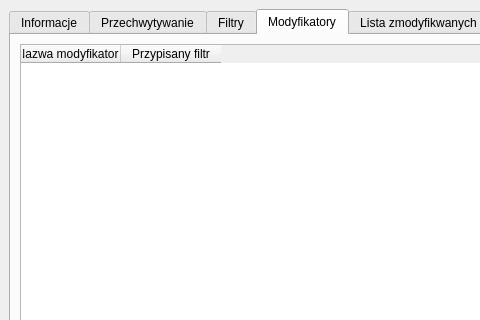
This is evilpostman/gui/mainwindow.ui in jaroslaw-wieczorek/Modifing_Packets_On-The-Fly_In_SCAPY as Qt 5 draws it before an edit; both pictures show x 0 to 480 and y 0 to 320 of the 690 by 640 pixel window. The edited form follows.
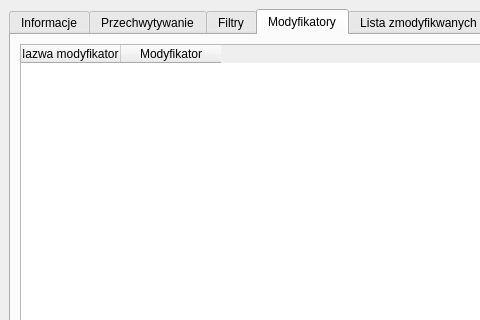
This is the edited form. The open tabs and pages were chosen to show the change.

Diff of the .ui file:
```diff
--- a/evilpostman/gui/mainwindow.ui
+++ b/evilpostman/gui/mainwindow.ui
@@ -222,6 +222,12 @@
         </item>
         <item row="0" column="0" colspan="3">
          <widget class="QTableWidget" name="modifiers_list_of_mods">
+          <property name="minimumSize">
+           <size>
+            <width>100</width>
+            <height>0</height>
+           </size>
+          </property>
           <column>
            <property name="text">
             <string>Nazwa modyfikatora</string>
@@ -232,7 +238,7 @@
           </column>
           <column>
            <property name="text">
-            <string>Przypisany filtr</string>
+            <string>Modyfikator</string>
            </property>
            <property name="textAlignment">
             <set>AlignCenter</set>
```
Left out of the diff: 7 changed lines with no effect on the pictures.
